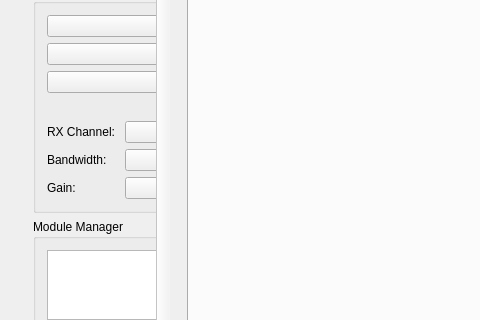
The window that src/ui/mainwindow.ui (GekkoFyre/small-world-deluxe) describes before a commit, drawn with Qt 5; both pictures show x 0 to 480 and y 279 to 599 of the 1280 by 768 pixel window.
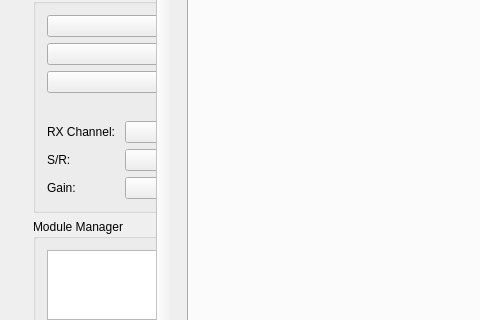
The same window after the commit. The open tabs and pages were chosen to show the change.

Commit message: * Refinement of being able to set basic bandwidth and sample rate settings for SoapySDR devices and related. * Minor bug-fixes and other improvements.

The edit to the form file:
```diff
--- a/src/ui/mainwindow.ui
+++ b/src/ui/mainwindow.ui
@@ -733,7 +733,7 @@
                         <item row="1" column="0">
                          <widget class="QLabel" name="label_main_soapysdr_source_bandwidth">
                           <property name="text">
-                           <string>Bandwidth: </string>
+                           <string>S/R: </string>
                           </property>
                          </widget>
                         </item>
```
The commit also changes 4 other files.
